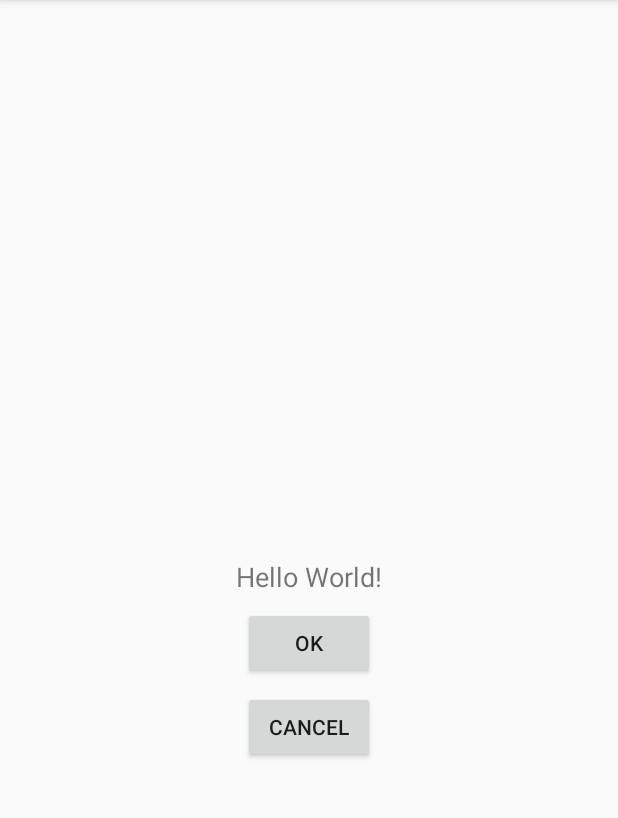
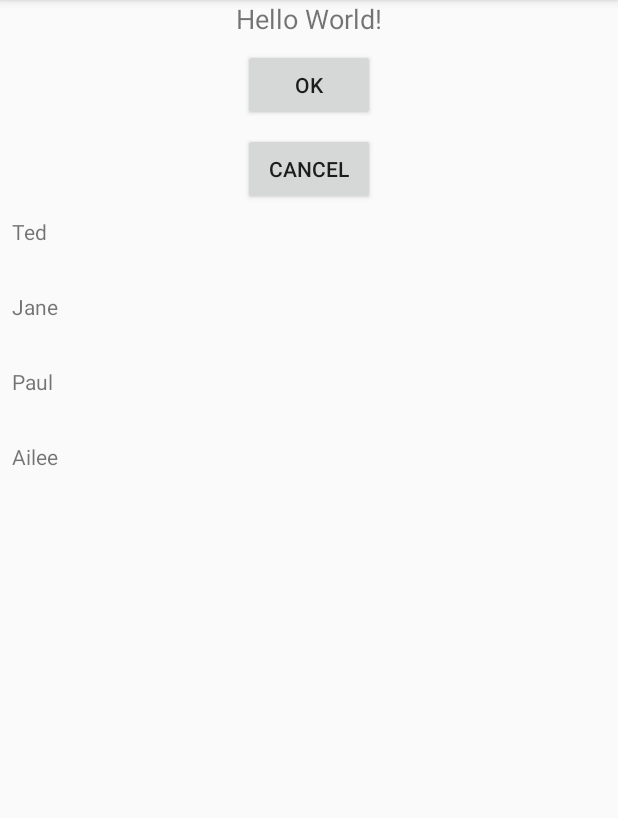
Before and after one commit to newstlee/DataBindingSample, an Android app: the screen it shows after launch (MainActivity), on a phone screen of 412 x 824 dp, the part 84-902 px from its top. Run offline under Robolectric (Android 15) with nearby library versions, the phone set to English and light mode, and no system bars; our stand-ins replace data binding.

Commit message:
add RecyclerView Databinding

```diff
--- a/app/build.gradle
+++ b/app/build.gradle
@@ -35,6 +35,8 @@ dependencies {
     // compiler version 은 gradle version과 같거나 높아야 한다.
     kapt "com.android.databinding:compiler:3.1.4"
 
+    implementation 'com.android.support:recyclerview-v7:27.1.1'
+
     testImplementation 'junit:junit:4.12'
     androidTestImplementation 'com.android.support.test:runner:1.0.2'
     androidTestImplementation 'com.android.support.test.espresso:espresso-core:3.0.2'
--- a/app/src/main/java/com/st/mh/databindingsample/MainActivity.kt
+++ b/app/src/main/java/com/st/mh/databindingsample/MainActivity.kt
@@ -1,10 +1,13 @@
 package com.st.mh.databindingsample
 
 import android.databinding.DataBindingUtil
+import android.databinding.ObservableArrayList
+import android.os.Bundle
 import android.support.v7.app.AppCompatActivity
-import android.os.Bundle
 import android.view.View
+import com.st.mh.databindingsample.adapter.UserAdapter
 import com.st.mh.databindingsample.databinding.ActivityMainBinding
+import com.st.mh.databindingsample.model.User
 
 class MainActivity : AppCompatActivity() {
 
@@ -15,6 +18,8 @@ class MainActivity : AppCompatActivity() {
 
         binding = DataBindingUtil.setContentView(this, R.layout.activity_main)
         binding.activity = this
+
+        setRecyclerView()
     }
 
     fun onOk(view: View) {
@@ -24,4 +29,15 @@ class MainActivity : AppCompatActivity() {
     fun onCancel(view: View) {
         binding.textTitle.text = "Cancel"
     }
+
+    private fun setRecyclerView() {
+        val users = ObservableArrayList<User>()
+
+        users.add(User("Ted", 32))
+        users.add(User("Jane", 20))
+        users.add(User("Paul", 40))
+        users.add(User("Ailee", 25))
+
+        binding.listUser.adapter = UserAdapter(users)
+    }
 }
--- /dev/null
+++ b/app/src/main/java/com/st/mh/databindingsample/adapter/UserAdapter.kt
@@ -0,0 +1,30 @@
+package com.st.mh.databindingsample.adapter
+
+import android.databinding.DataBindingUtil
+import android.databinding.ObservableArrayList
+import android.support.v7.widget.RecyclerView
+import android.view.LayoutInflater
+import android.view.ViewGroup
+import com.st.mh.databindingsample.R
+import com.st.mh.databindingsample.databinding.ItemListBinding
+import com.st.mh.databindingsample.model.User
+
+class UserAdapter(private val list: ObservableArrayList<User>): RecyclerView.Adapter<UserAdapter.UserHolder>() {
+
+    override fun onCreateViewHolder(parent: ViewGroup, viewType: Int): UserHolder {
+        val binding: ItemListBinding = DataBindingUtil.inflate(LayoutInflater.from(parent.context), R.layout.item_list, parent, false)
+        return UserHolder(binding)
+    }
+
+    override fun getItemCount(): Int {
+        return list.size
+    }
+
+    override fun onBindViewHolder(holder: UserHolder, position: Int) {
+        holder.binding.model = list[position]
+    }
+
+    class UserHolder(binding: ItemListBinding): RecyclerView.ViewHolder(binding.root) {
+        var binding: ItemListBinding = binding
+    }
+}
--- /dev/null
+++ b/app/src/main/java/com/st/mh/databindingsample/model/User.kt
@@ -0,0 +1,3 @@
+package com.st.mh.databindingsample.model
+
+data class User(val name: String, val age: Int)
--- a/app/src/main/res/layout/activity_main.xml
+++ b/app/src/main/res/layout/activity_main.xml
@@ -1,9 +1,10 @@
 <?xml version="1.0" encoding="utf-8"?>
-<layout  xmlns:android="http://schemas.android.com/apk/res/android"
+<layout xmlns:android="http://schemas.android.com/apk/res/android"
     xmlns:app="http://schemas.android.com/apk/res-auto"
     xmlns:tools="http://schemas.android.com/tools">
 
     <data>
+
         <variable
             name="activity"
             type="com.st.mh.databindingsample.MainActivity" />
@@ -20,7 +21,6 @@
             android:layout_height="wrap_content"
             android:text="Hello World!"
             android:textSize="18sp"
-            app:layout_constraintBottom_toBottomOf="parent"
             app:layout_constraintLeft_toLeftOf="parent"
             app:layout_constraintRight_toRightOf="parent"
             app:layout_constraintTop_toTopOf="parent" />
@@ -29,11 +29,11 @@
             android:id="@+id/button_ok"
             android:layout_width="wrap_content"
             android:layout_height="wrap_content"
-            android:layout_marginEnd="8dp"
             android:layout_marginStart="8dp"
             android:layout_marginTop="8dp"
+            android:layout_marginEnd="8dp"
+            android:onClick="onOk"
             android:text="OK"
-            android:onClick="onOk"
             app:layout_constraintEnd_toEndOf="parent"
             app:layout_constraintStart_toStartOf="parent"
             app:layout_constraintTop_toBottomOf="@+id/text_title" />
@@ -42,14 +42,28 @@
             android:id="@+id/button_cancel"
             android:layout_width="wrap_content"
             android:layout_height="wrap_content"
-            android:layout_marginEnd="8dp"
             android:layout_marginStart="8dp"
             android:layout_marginTop="8dp"
+            android:layout_marginEnd="8dp"
+            android:onClick="onCancel"
             android:text="Cancel"
-            android:onClick="onCancel"
             app:layout_constraintEnd_toEndOf="parent"
             app:layout_constraintStart_toStartOf="parent"
             app:layout_constraintTop_toBottomOf="@+id/button_ok" />
 
+        <android.support.v7.widget.RecyclerView
+            android:id="@+id/list_user"
+            android:layout_width="0dp"
+            android:layout_height="0dp"
+            android:layout_marginStart="8dp"
+            android:layout_marginTop="8dp"
+            android:layout_marginEnd="8dp"
+            android:layout_marginBottom="8dp"
+            app:layoutManager="android.support.v7.widget.LinearLayoutManager"
+            app:layout_constraintBottom_toBottomOf="parent"
+            app:layout_constraintEnd_toEndOf="parent"
+            app:layout_constraintStart_toStartOf="parent"
+            app:layout_constraintTop_toBottomOf="@+id/button_cancel" />
+
     </android.support.constraint.ConstraintLayout>
 </layout>
--- /dev/null
+++ b/app/src/main/res/layout/item_list.xml
@@ -0,0 +1,29 @@
+<?xml version="1.0" encoding="utf-8"?>
+<layout xmlns:android="http://schemas.android.com/apk/res/android">
+
+    <data>
+
+        <variable
+            name="model"
+            type="com.st.mh.databindingsample.model.User" />
+    </data>
+
+    <LinearLayout
+        android:layout_width="match_parent"
+        android:layout_height="50dp"
+        android:orientation="vertical">
+
+        <TextView
+            android:id="@+id/tvName"
+            android:layout_width="wrap_content"
+            android:layout_height="wrap_content"
+            android:text="@{model.name}"/>
+
+        <TextView
+            android:id="@+id/tvAge"
+            android:layout_width="wrap_content"
+            android:layout_height="wrap_content"
+            android:layout_marginTop="8dp"/>
+
+    </LinearLayout>
+</layout>
```
